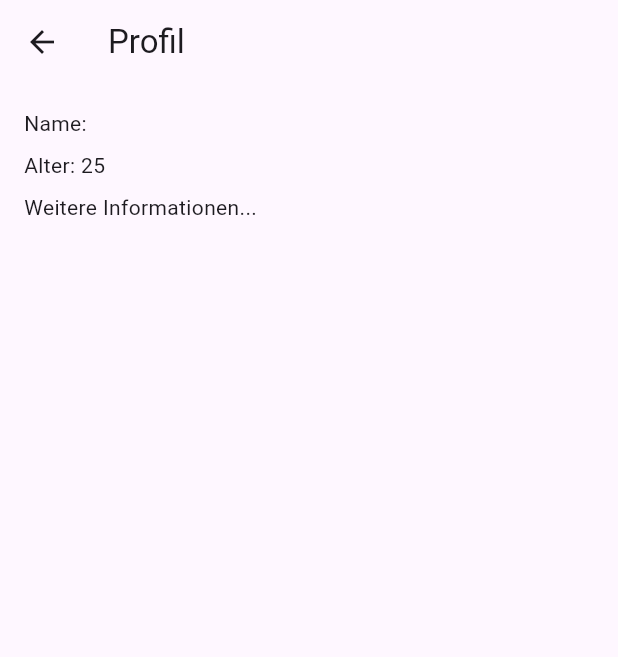
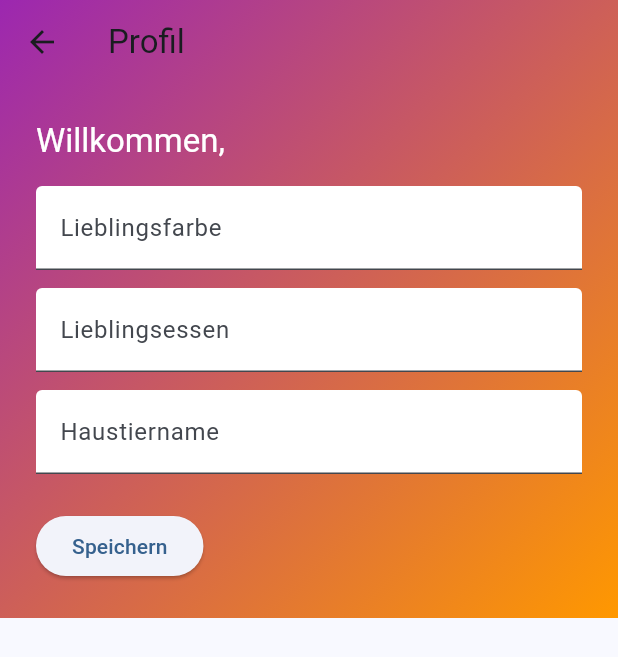
Before and after one commit to Schwarzerhase88/Schwarzerhase, a Flutter app: the screen it shows after launch, after a tap on "Login", on a phone screen of 412 x 824 dp. Shown: the top 657 px of the screen. Run offline on Flutter 3.47's test engine with Material 3 defaults, Android fonts, the phone set to English and light mode, and no system bars.

Commit message:
Add modern login and profile screens

```diff
--- /dev/null
+++ b/lib/login.dart
@@ -0,0 +1,78 @@
+import 'package:flutter/material.dart';
+import 'profiel.dart';
+
+class LoginScreen extends StatefulWidget {
+  const LoginScreen({super.key});
+
+  @override
+  State<LoginScreen> createState() => _LoginScreenState();
+}
+
+class _LoginScreenState extends State<LoginScreen> {
+  final TextEditingController _usernameController = TextEditingController();
+  final TextEditingController _passwordController = TextEditingController();
+
+  @override
+  Widget build(BuildContext context) {
+    return Scaffold(
+      body: Container(
+        decoration: const BoxDecoration(
+          gradient: LinearGradient(
+            begin: Alignment.topLeft,
+            end: Alignment.bottomRight,
+            colors: [Colors.blue, Colors.purple],
+          ),
+        ),
+        child: Center(
+          child: SingleChildScrollView(
+            child: Card(
+              elevation: 8,
+              margin: const EdgeInsets.all(24),
+              child: Padding(
+                padding: const EdgeInsets.all(16),
+                child: Column(
+                  mainAxisSize: MainAxisSize.min,
+                  children: [
+                    TextField(
+                      controller: _usernameController,
+                      decoration: const InputDecoration(
+                        labelText: 'Benutzername / E-Mail',
+                      ),
+                    ),
+                    const SizedBox(height: 16),
+                    TextField(
+                      controller: _passwordController,
+                      decoration: const InputDecoration(labelText: 'Passwort'),
+                      obscureText: true,
+                    ),
+                    const SizedBox(height: 24),
+                    ElevatedButton(
+                      onPressed: () {
+                        Navigator.push(
+                          context,
+                          MaterialPageRoute(
+                            builder: (context) => ProfielScreen(
+                              username: _usernameController.text,
+                            ),
+                          ),
+                        );
+                      },
+                      child: const Text('Login'),
+                    ),
+                    TextButton(
+                      onPressed: () {},
+                      style: TextButton.styleFrom(
+                        textStyle: const TextStyle(fontSize: 12),
+                      ),
+                      child: const Text('Passwort vergessen'),
+                    ),
+                  ],
+                ),
+              ),
+            ),
+          ),
+        ),
+      ),
+    );
+  }
+}
--- a/lib/main.dart
+++ b/lib/main.dart
@@ -1,4 +1,5 @@
 import 'package:flutter/material.dart';
+import 'login.dart';
 
 void main() {
   runApp(const MyApp());
@@ -11,88 +12,11 @@ class MyApp extends StatelessWidget {
   Widget build(BuildContext context) {
     return MaterialApp(
       title: 'Login Demo',
-      theme: ThemeData(primarySwatch: Colors.blue),
+      theme: ThemeData(
+        colorSchemeSeed: Colors.blue,
+        useMaterial3: true,
+      ),
       home: const LoginScreen(),
     );
   }
 }
-
-class LoginScreen extends StatefulWidget {
-  const LoginScreen({super.key});
-
-  @override
-  State<LoginScreen> createState() => _LoginScreenState();
-}
-
-class _LoginScreenState extends State<LoginScreen> {
-  final TextEditingController _usernameController = TextEditingController();
-  final TextEditingController _passwordController = TextEditingController();
-
-  @override
-  Widget build(BuildContext context) {
-    return Scaffold(
-      appBar: AppBar(title: const Text('Login')),
-      body: Padding(
-        padding: const EdgeInsets.all(16.0),
-        child: Column(
-          mainAxisAlignment: MainAxisAlignment.center,
-          children: [
-            TextField(
-              controller: _usernameController,
-              decoration: const InputDecoration(
-                labelText: 'Benutzername / E-Mail',
-              ),
-            ),
-            const SizedBox(height: 16),
-            TextField(
-              controller: _passwordController,
-              decoration: const InputDecoration(labelText: 'Passwort'),
-              obscureText: true,
-            ),
-            const SizedBox(height: 24),
-            ElevatedButton(
-              onPressed: () {
-                Navigator.push(
-                  context,
-                  MaterialPageRoute(
-                    builder: (context) => ProfileScreen(
-                      username: _usernameController.text,
-                    ),
-                  ),
-                );
-              },
-              child: const Text('Login'),
-            ),
-          ],
-        ),
-      ),
-    );
-  }
-}
-
-class ProfileScreen extends StatelessWidget {
-  final String username;
-
-  const ProfileScreen({super.key, required this.username});
-
-  @override
-  Widget build(BuildContext context) {
-    return Scaffold(
-      appBar: AppBar(title: const Text('Profil')),
-      body: Padding(
-        padding: const EdgeInsets.all(16.0),
-        child: Column(
-          mainAxisAlignment: MainAxisAlignment.start,
-          crossAxisAlignment: CrossAxisAlignment.start,
-          children: [
-            Text('Name: $username'),
-            const SizedBox(height: 8),
-            const Text('Alter: 25'),
-            const SizedBox(height: 8),
-            const Text('Weitere Informationen...'),
-          ],
-        ),
-      ),
-    );
-  }
-}
--- /dev/null
+++ b/lib/profiel.dart
@@ -0,0 +1,70 @@
+import 'package:flutter/material.dart';
+
+class ProfielScreen extends StatefulWidget {
+  final String username;
+  const ProfielScreen({super.key, required this.username});
+
+  @override
+  State<ProfielScreen> createState() => _ProfielScreenState();
+}
+
+class _ProfielScreenState extends State<ProfielScreen> {
+  final TextEditingController _colorController = TextEditingController();
+  final TextEditingController _foodController = TextEditingController();
+  final TextEditingController _petController = TextEditingController();
+
+  @override
+  Widget build(BuildContext context) {
+    return Scaffold(
+      appBar: AppBar(title: const Text('Profil'), backgroundColor: Colors.transparent, elevation: 0),
+      extendBodyBehindAppBar: true,
+      body: Container(
+        decoration: const BoxDecoration(
+          gradient: LinearGradient(
+            begin: Alignment.topLeft,
+            end: Alignment.bottomRight,
+            colors: [Colors.purple, Colors.orange],
+          ),
+        ),
+        child: SafeArea(
+          child: SingleChildScrollView(
+            padding: const EdgeInsets.all(24),
+            child: Column(
+              crossAxisAlignment: CrossAxisAlignment.start,
+              children: [
+                Text('Willkommen, ${widget.username}',
+                    style: Theme.of(context).textTheme.headline6?.copyWith(color: Colors.white)),
+                const SizedBox(height: 16),
+                _buildField('Lieblingsfarbe', _colorController),
+                const SizedBox(height: 12),
+                _buildField('Lieblingsessen', _foodController),
+                const SizedBox(height: 12),
+                _buildField('Haustiername', _petController),
+                const SizedBox(height: 24),
+                ElevatedButton(
+                  onPressed: () {
+                    ScaffoldMessenger.of(context).showSnackBar(
+                      const SnackBar(content: Text('Daten gespeichert')),
+                    );
+                  },
+                  child: const Text('Speichern'),
+                ),
+              ],
+            ),
+          ),
+        ),
+      ),
+    );
+  }
+
+  Widget _buildField(String label, TextEditingController controller) {
+    return TextField(
+      controller: controller,
+      decoration: InputDecoration(
+        labelText: label,
+        filled: true,
+        fillColor: Colors.white,
+      ),
+    );
+  }
+}
```
